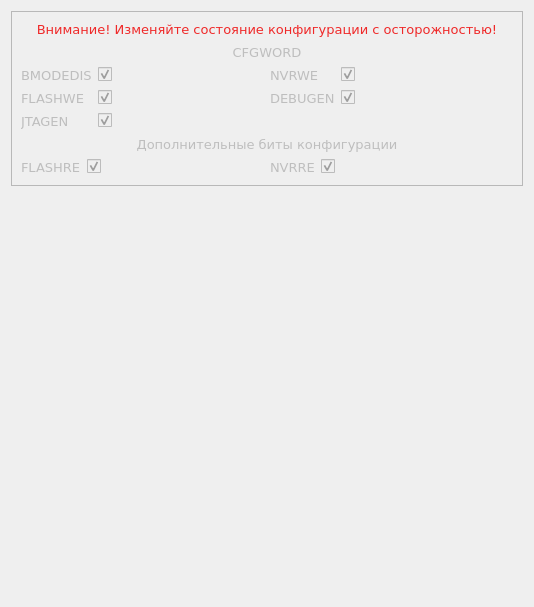
Above: app/ui/config035.ui from ntsfv/flasher before the change. Below: the same form after it.
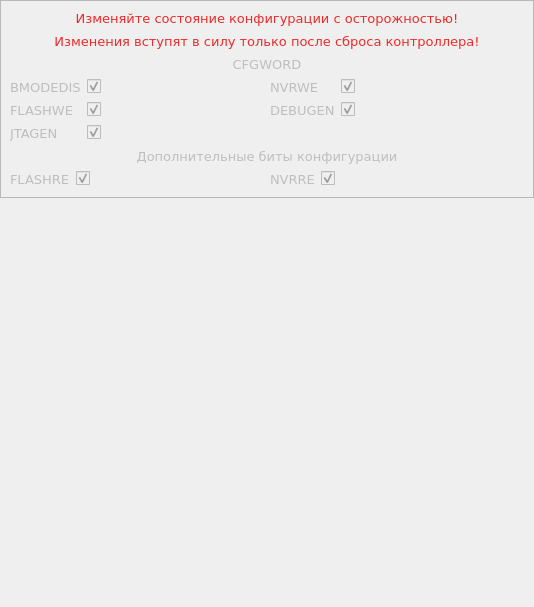
That is the form after the change.

```diff
--- a/app/ui/config035.ui
+++ b/app/ui/config035.ui
@@ -20,6 +20,21 @@
    <string>Form</string>
   </property>
   <layout class="QVBoxLayout" name="verticalLayout_2">
+   <property name="spacing">
+    <number>0</number>
+   </property>
+   <property name="leftMargin">
+    <number>0</number>
+   </property>
+   <property name="topMargin">
+    <number>0</number>
+   </property>
+   <property name="rightMargin">
+    <number>0</number>
+   </property>
+   <property name="bottomMargin">
+    <number>0</number>
+   </property>
    <item>
     <widget class="QFrame" name="tconfig_frm_cfg">
      <property name="enabled">
@@ -35,7 +50,20 @@
       <item>
        <widget class="QLabel" name="lbl_warn0">
         <property name="text">
-         <string>&lt;html&gt;&lt;head/&gt;&lt;body&gt;&lt;p&gt;&lt;span style=&quot; color:#ef2929;&quot;&gt;Внимание! Изменяйте состояние конфигурации с осторожностью!&lt;/span&gt;&lt;/p&gt;&lt;/body&gt;&lt;/html&gt;</string>
+         <string>&lt;html&gt;&lt;head/&gt;&lt;body&gt;&lt;p&gt;&lt;span style=&quot; color:#ef2929;&quot;&gt;Изменяйте состояние конфигурации с осторожностью!&lt;/span&gt;&lt;/p&gt;&lt;/body&gt;&lt;/html&gt;</string>
+        </property>
+        <property name="textFormat">
+         <enum>Qt::RichText</enum>
+        </property>
+        <property name="alignment">
+         <set>Qt::AlignCenter</set>
+        </property>
+       </widget>
+      </item>
+      <item>
+       <widget class="QLabel" name="lbl_warn0_2">
+        <property name="text">
+         <string>&lt;html&gt;&lt;head/&gt;&lt;body&gt;&lt;p&gt;&lt;span style=&quot; color:#ef2929;&quot;&gt;Изменения вступят в силу только после сброса контроллера!&lt;/span&gt;&lt;/p&gt;&lt;/body&gt;&lt;/html&gt;</string>
         </property>
         <property name="textFormat">
          <enum>Qt::RichText</enum>
```
